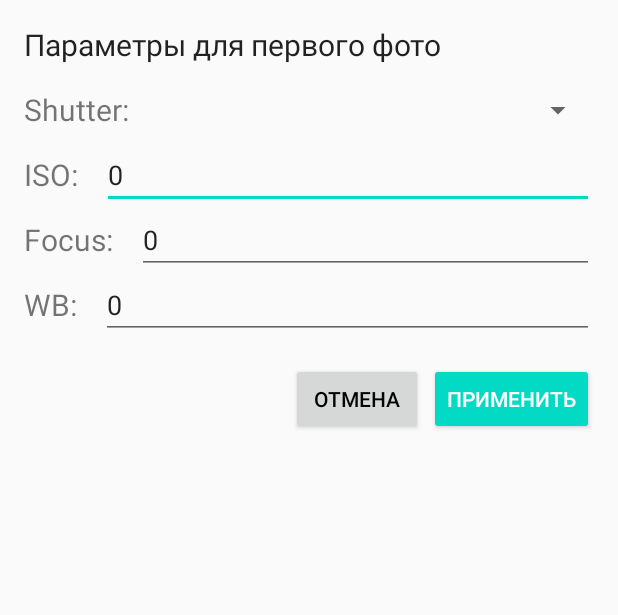
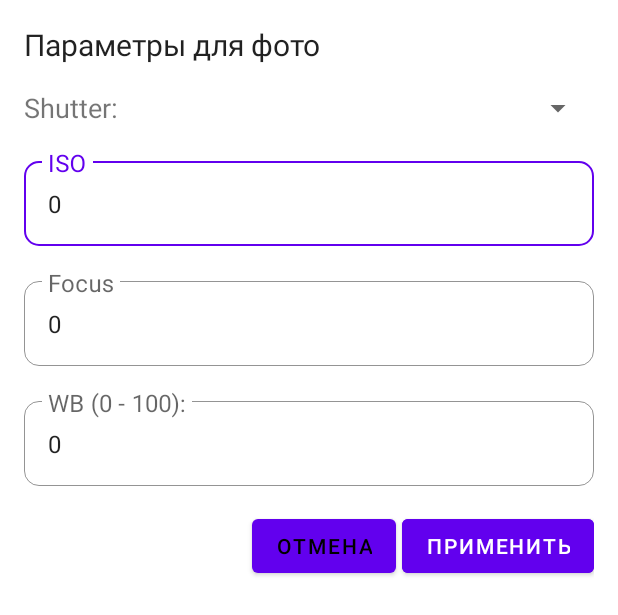
Before and after one commit to k-konovalov/scan-3d-object-with-ar, an Android app: the layout dialog_set_camera_params.xml on its own in the app's theme, with its tools: preview values and no code run, on a phone screen of 412 x 824 dp. Shown: the top 615 px of the screen. Run offline under Robolectric (Android 15) with nearby library versions, the phone set to English and light mode, and no system bars.

Commit message:
changed editText in dialog xml and added hint of min and max values

```diff
--- a/app/src/main/java/com/arvrlab/reconstructcamera/scenario/ScenarioFragment.kt
+++ b/app/src/main/java/com/arvrlab/reconstructcamera/scenario/ScenarioFragment.kt
@@ -81,10 +81,10 @@ class ScenarioFragment : Fragment(R.layout.scenario_fragment) {
         }
 
         fabFirstPhoto.setOnClickListener {
-            SetParamsDialogFragment(singleViewModel.cameraX.firstPhotoSettings).show(parentFragmentManager, "setParamsDialog")
+            SetParamsDialogFragment(singleViewModel.cameraX.firstPhotoSettings, singleViewModel.cameraX).show(parentFragmentManager, "setParamsDialog")
 
             fabLastPhoto.setOnClickListener {
-                SetParamsDialogFragment (singleViewModel.cameraX.lastPhotoSettings).show(parentFragmentManager, "setParamsDialog")
+                SetParamsDialogFragment (singleViewModel.cameraX.lastPhotoSettings, singleViewModel.cameraX).show(parentFragmentManager, "setParamsDialog")
             }
         }
     }
--- a/app/src/main/java/com/arvrlab/reconstructcamera/scenario/SetParamsDialogFragment.kt
+++ b/app/src/main/java/com/arvrlab/reconstructcamera/scenario/SetParamsDialogFragment.kt
@@ -5,15 +5,13 @@ import android.text.Editable
 import android.view.LayoutInflater
 import android.view.View
 import android.view.ViewGroup
-import android.widget.ArrayAdapter
-import android.widget.Button
-import android.widget.EditText
-import android.widget.Spinner
+import android.widget.*
 import androidx.fragment.app.DialogFragment
 import com.arvrlab.reconstructcamera.CustomCameraX
 import com.arvrlab.reconstructcamera.R
+import com.google.android.material.textfield.TextInputLayout
 
-class SetParamsDialogFragment(private val manualParameters: CustomCameraX.Parameters.ManualParameters) : DialogFragment(){
+class SetParamsDialogFragment(private val manualParameters: CustomCameraX.Parameters.ManualParameters, private val cameraX: CustomCameraX) : DialogFragment(){
     private  val etIso: EditText by lazy { requireView().findViewById<EditText>(R.id.etIso) }
     private  val etFocus: EditText by lazy { requireView().findViewById<EditText>(R.id.etFocus) }
     private  val etWb: EditText by lazy { requireView().findViewById<EditText>(R.id.etWB) }
@@ -54,6 +52,11 @@ class SetParamsDialogFragment(private val manualParameters: CustomCameraX.Parame
             etWb.setText(wb.toString())
             spinnerShutter.setSelection(shutterIndex)
         }
+        cameraX.run {
+            view.findViewById<TextInputLayout>(R.id.tilIso).hint = "ISO (50 - ${maxIso.value}):"
+            view.findViewById<TextInputLayout>(R.id.tilFocus).hint = "Focus (0 - ${maxFocus.value}):"
+        }
+
 
 
         view.findViewById<Button>(R.id.btnSubmit).setOnClickListener {
--- a/app/src/main/res/layout/dialog_set_camera_params.xml
+++ b/app/src/main/res/layout/dialog_set_camera_params.xml
@@ -1,6 +1,5 @@
 <?xml version="1.0" encoding="utf-8"?>
-<androidx.constraintlayout.widget.ConstraintLayout
-    xmlns:android="http://schemas.android.com/apk/res/android"
+<androidx.constraintlayout.widget.ConstraintLayout xmlns:android="http://schemas.android.com/apk/res/android"
     xmlns:app="http://schemas.android.com/apk/res-auto"
     android:layout_width="match_parent"
     android:layout_height="wrap_content"
@@ -13,105 +12,88 @@
         android:layout_width="wrap_content"
         android:layout_height="wrap_content"
         android:layout_marginBottom="8dp"
+        android:text="Параметры для фото"
         android:textSize="20sp"
-        android:text="Параметры для первого фото"
         app:layout_constraintStart_toStartOf="parent"
         app:layout_constraintTop_toTopOf="parent" />
 
     <TextView
-        android:textSize="20sp"
-        android:layout_marginTop="16dp"
         android:id="@+id/tvShutter"
-        app:layout_constraintTop_toBottomOf="@+id/tvSetParams"
         android:layout_width="wrap_content"
         android:layout_height="wrap_content"
+        android:layout_marginTop="16dp"
+        android:layout_marginBottom="16dp"
         android:text="Shutter:"
-        android:layout_marginBottom="16dp"
+        android:textSize="18sp"
         app:layout_constraintStart_toStartOf="parent"
-        />
+        app:layout_constraintTop_toBottomOf="@+id/tvSetParams" />
 
     <Spinner
+        android:id="@+id/spinnerShutter"
+        android:layout_width="0dp"
+        android:layout_height="wrap_content"
         android:layout_marginStart="16dp"
         app:layout_constraintBottom_toBottomOf="@id/tvShutter"
-        app:layout_constraintTop_toTopOf="@id/tvShutter"
-        android:id="@+id/spinnerShutter"
+        app:layout_constraintEnd_toEndOf="parent"
         app:layout_constraintStart_toEndOf="@id/tvShutter"
-        app:layout_constraintEnd_toEndOf="parent"
+        app:layout_constraintTop_toTopOf="@id/tvShutter" />
+
+    <com.google.android.material.textfield.TextInputLayout
+        android:id="@+id/tilIso"
+        android:layout_marginTop="16dp"
+        style="@style/GeneralTextInputLayout"
         android:layout_width="0dp"
         android:layout_height="wrap_content"
-        />
+        android:hint="ISO"
+        app:layout_constraintEnd_toEndOf="parent"
+        app:layout_constraintStart_toStartOf="parent"
+        app:layout_constraintTop_toBottomOf="@id/spinnerShutter">
 
-    <TextView
-        android:textSize="20sp"
+        <com.google.android.material.textfield.TextInputEditText
+            android:id="@+id/etIso"
+            android:layout_width="match_parent"
+            android:layout_height="wrap_content"
+            android:inputType="number"
+            android:text="0" />
+    </com.google.android.material.textfield.TextInputLayout>
+
+    <com.google.android.material.textfield.TextInputLayout
         android:layout_marginTop="16dp"
-        android:id="@+id/tvIso"
-        app:layout_constraintTop_toBottomOf="@+id/tvShutter"
-        android:layout_width="wrap_content"
-        android:layout_height="wrap_content"
-        android:text="ISO:"
-        android:layout_marginBottom="16dp"
-        app:layout_constraintStart_toStartOf="parent"
-        />
-
-    <EditText
-        android:id="@+id/etIso"
+        android:id="@+id/tilFocus"
+        style="@style/GeneralTextInputLayout"
         android:layout_width="0dp"
         android:layout_height="wrap_content"
-        android:text="0"
-        android:layout_marginStart="16dp"
-        android:inputType="number"
+        android:hint="Focus"
         app:layout_constraintEnd_toEndOf="parent"
-        app:layout_constraintTop_toTopOf="@id/tvIso"
-        app:layout_constraintBottom_toBottomOf="@id/tvIso"
-        app:layout_constraintStart_toEndOf="@id/tvIso"/>
+        app:layout_constraintStart_toStartOf="parent"
+        app:layout_constraintTop_toBottomOf="@+id/tilIso">
 
-    <TextView
-        android:textSize="20sp"
+        <com.google.android.material.textfield.TextInputEditText
+            android:id="@+id/etFocus"
+            android:layout_width="match_parent"
+            android:layout_height="wrap_content"
+            android:inputType="number"
+            android:text="0" />
+    </com.google.android.material.textfield.TextInputLayout>
+
+    <com.google.android.material.textfield.TextInputLayout
         android:layout_marginTop="16dp"
-        android:id="@+id/tvFocus"
-        app:layout_constraintTop_toBottomOf="@+id/tvIso"
-        android:layout_width="wrap_content"
-        android:layout_height="wrap_content"
-        android:text="Focus:"
-        android:layout_marginBottom="16dp"
-        app:layout_constraintStart_toStartOf="parent"
-        />
-
-    <EditText
-        android:inputType="number"
-        android:id="@+id/etFocus"
+        android:id="@+id/tilWB"
+        style="@style/GeneralTextInputLayout"
         android:layout_width="0dp"
         android:layout_height="wrap_content"
-        android:text="0"
-        app:layout_constraintTop_toTopOf="@id/tvFocus"
-        app:layout_constraintBottom_toBottomOf="@id/tvFocus"
-        app:layout_constraintStart_toEndOf="@id/tvFocus"
+        android:hint="WB (0 - 100):"
         app:layout_constraintEnd_toEndOf="parent"
-        android:layout_marginStart="16dp"/>
+        app:layout_constraintStart_toStartOf="parent"
+        app:layout_constraintTop_toBottomOf="@id/tilFocus">
 
-    <TextView
-        android:textSize="20sp"
-        android:layout_marginTop="16dp"
-        android:id="@+id/tvWb"
-        app:layout_constraintTop_toBottomOf="@+id/tvFocus"
-        android:layout_width="wrap_content"
-        android:layout_height="wrap_content"
-        android:text="WB:"
-        android:layout_marginBottom="16dp"
-        app:layout_constraintStart_toStartOf="parent"
-        />
-
-    <EditText
-        android:inputType="number"
-        android:id="@+id/etWB"
-        android:layout_width="0dp"
-        android:layout_height="wrap_content"
-        android:text="0"
-        app:layout_constraintStart_toEndOf="@+id/tvWb"
-        app:layout_constraintTop_toTopOf="@+id/tvWb"
-        app:layout_constraintBottom_toBottomOf="@+id/tvWb"
-        app:layout_constraintEnd_toEndOf="parent"
-        android:layout_marginStart="16dp"/>
+        <com.google.android.material.textfield.TextInputEditText
+            android:id="@+id/etWB"
+            android:layout_width="match_parent"
+            android:layout_height="wrap_content"
+            android:inputType="number"
+            android:text="0" />
+    </com.google.android.material.textfield.TextInputLayout>
 
     <Button
         android:id="@+id/btnCancel"
@@ -133,10 +115,10 @@
         android:layout_height="wrap_content"
         android:layout_marginTop="16dp"
         android:layout_marginBottom="16dp"
-        android:backgroundTint="@color/colorAccent"
+        android:backgroundTint="@color/colorPrimary"
         android:text="Применить"
         android:textColor="@android:color/white"
         app:layout_constraintEnd_toEndOf="parent"
-        app:layout_constraintTop_toBottomOf="@id/etWB" />
+        app:layout_constraintTop_toBottomOf="@id/tilWB" />
 
 </androidx.constraintlayout.widget.ConstraintLayout>
--- a/app/src/main/res/layout/spinner_item.xml
+++ b/app/src/main/res/layout/spinner_item.xml
@@ -4,5 +4,5 @@
     android:layout_width="match_parent"
     android:layout_height="wrap_content"
     android:padding="5dp"
-    android:textSize="20sp"
+    android:textSize="18sp"
     tools:text="@string/app_name" />
--- a/app/src/main/res/values/styles.xml
+++ b/app/src/main/res/values/styles.xml
@@ -1,10 +1,21 @@
 <resources>
     <!-- Base application theme. -->
-    <style name="AppTheme" parent="Theme.AppCompat.Light.DarkActionBar">
+    <style name="AppTheme" parent="Theme.MaterialComponents.DayNight.DarkActionBar">
         <!-- Customize your theme here. -->
         <item name="colorPrimary">@color/colorPrimary</item>
         <item name="colorPrimaryDark">@color/colorPrimaryDark</item>
         <item name="colorAccent">@color/colorAccent</item>
     </style>
 
+    <style name="GeneralTextInputLayout" parent="Widget.MaterialComponents.TextInputLayout.OutlinedBox">
+        <item name="boxCornerRadiusBottomEnd">10dp</item>
+        <item name="boxCornerRadiusBottomStart">10dp</item>
+        <item name="boxCornerRadiusTopEnd">10dp</item>
+        <item name="boxCornerRadiusTopStart">10dp</item>
+        <item name="boxStrokeColor">@color/colorPrimary</item>
+        <item name="boxStrokeWidth">0.1dp</item>
+        <item name="boxStrokeWidthFocused">1dp</item>
+        <item name="hintTextAppearance">@style/TextAppearance.MaterialComponents.Subtitle1</item>
+    </style>
+
 </resources>
```
